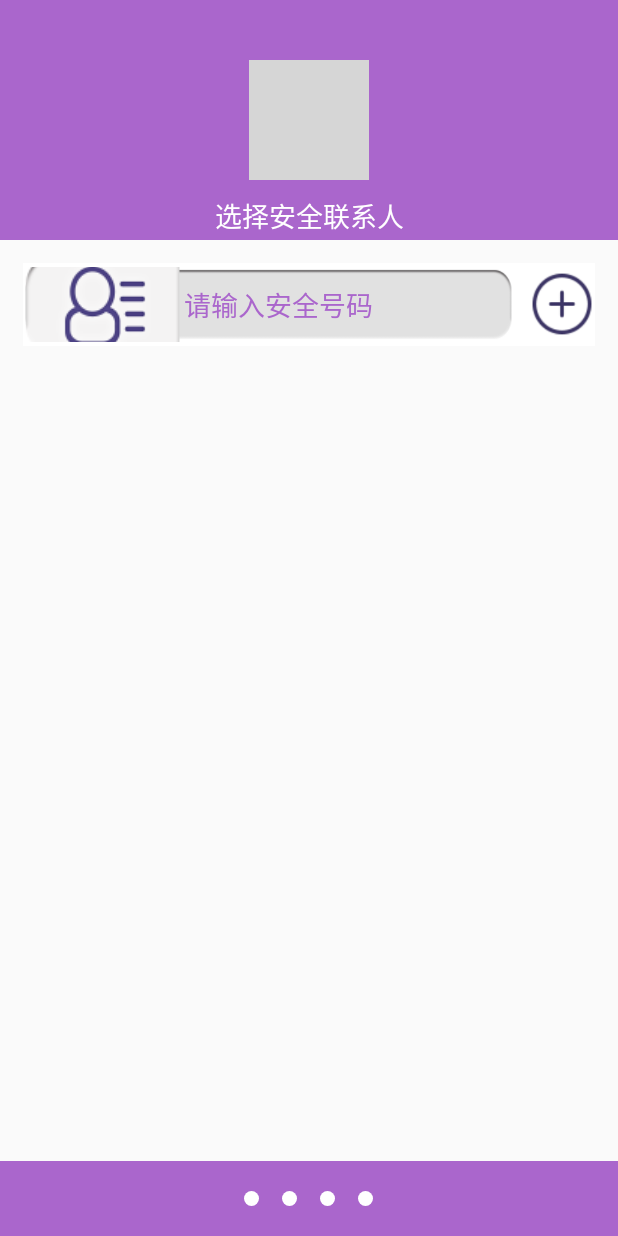
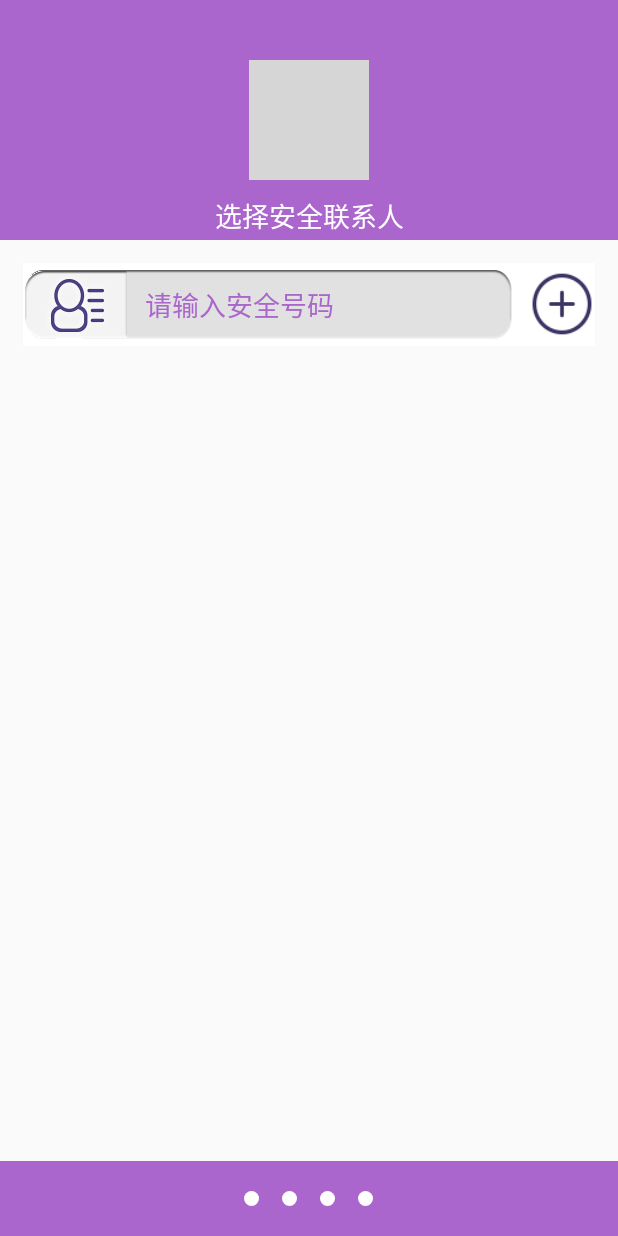
Before and after one commit to liruiAXE/MobileSafer361, an Android app: the layout activity_setup3.xml on its own in the app's theme, with its tools: preview values and no code run, on a phone screen of 412 x 824 dp. Run offline under Robolectric (Android 15) with nearby library versions, the phone set to English and light mode, and no system bars; grey boxes are pictures that could not be loaded.

```diff
--- a/app/src/main/res/drawable/toggle_button_bg_selector.xml
+++ b/app/src/main/res/drawable/toggle_button_bg_selector.xml
@@ -1,5 +1,5 @@
 <?xml version="1.0" encoding="utf-8"?>
 <selector xmlns:android="http://schemas.android.com/apk/res/android">
-    <item android:drawable="@drawable/swtch_btn_on" android:state_checked="true"/>
-    <item android:drawable="@drawable/switch_btn_off" android:state_checked="false"/>
+    <item android:drawable="@mipmap/swtch_btn_on" android:state_checked="true"/>
+    <item android:drawable="@mipmap/switch_btn_off" android:state_checked="false"/>
 </selector>
--- a/app/src/main/res/layout/activity_setup3.xml
+++ b/app/src/main/res/layout/activity_setup3.xml
@@ -49,10 +49,10 @@
                 android:layout_width="match_parent"
                 android:layout_height="50dp"
                 android:layout_weight="5"
-                android:background="@drawable/coner_white_rec"
-                android:drawableLeft="@drawable/contact_et_left_icon"
+                android:background="@mipmap/coner_white_rec"
+                android:drawableLeft="@mipmap/contact_et_left_icon"
+                android:drawablePadding="10dp"
                 android:hint="请输入安全号码"
-
                 android:inputType="phone"
                 android:textColorHint="@color/purple"/>
 
@@ -62,7 +62,7 @@
                 android:layout_height="45dp"
                 android:layout_marginLeft="10dp"
                 android:layout_weight="1"
-                android:background="@drawable/add"/>
+                android:background="@mipmap/add"/>
         </LinearLayout>
     </LinearLayout>
 
--- a/app/src/main/res/layout/activity_setup4.xml
+++ b/app/src/main/res/layout/activity_setup4.xml
@@ -52,7 +52,7 @@
                 style="@style/textview16sp"
                 android:layout_centerVertical="true"
                 android:layout_marginLeft="10dp"
-                android:drawableLeft="@drawable/security_phone"
+                android:drawableLeft="@mipmap/security_phone"
                 android:drawablePadding="10dp"
                 android:textColor="@color/purple"/>
 
```
Also changed, not shown: app/src/main/res/layout/activity_lostfind.xml (added, +7 -0 lines), app/src/main/res/layout/titlebar.xml (added, +36 -0 lines), app/src/main/res/mipmap-hdpi/add.png (renamed from app/src/main/res/drawable/add.png), app/src/main/res/mipmap-hdpi/back.png (added), app/src/main/res/mipmap-hdpi/coner_white_rec.png (renamed from app/src/main/res/drawable/coner_white_rec.png), app/src/main/res/mipmap-hdpi/contact_et_left_icon.png (renamed from app/src/main/res/drawable/contact_et_left_icon.png), app/src/main/res/mipmap-hdpi/go.png (added), app/src/main/res/mipmap-hdpi/security_phone.png (renamed from app/src/main/res/drawable/security_phone.png), app/src/main/res/mipmap-hdpi/switch_btn_off.png (renamed from app/src/main/res/drawable/switch_btn_off.png), app/src/main/res/mipmap-hdpi/swtch_btn_on.png (renamed from app/src/main/res/drawable/swtch_btn_on.png).
